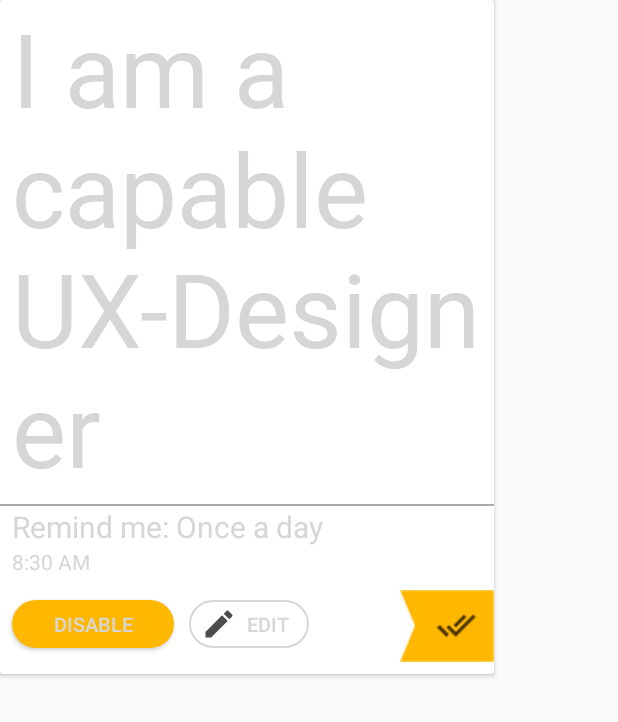
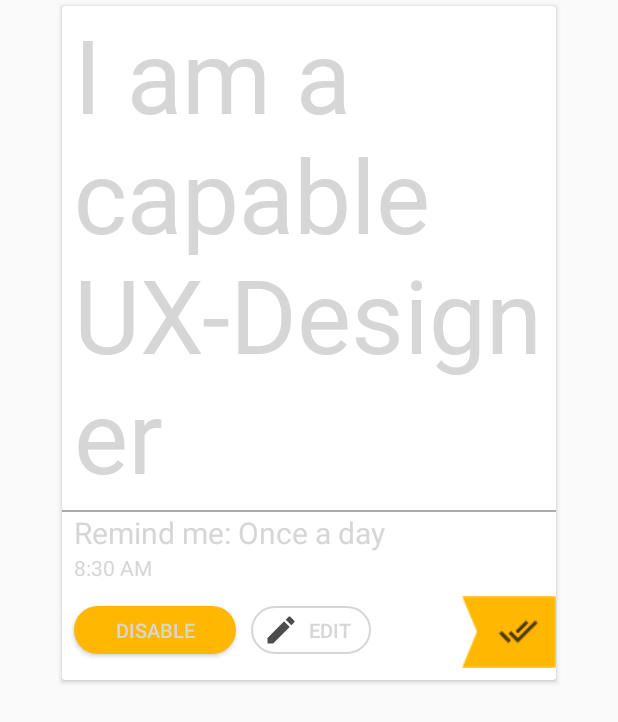
Before and after one commit to Chr1stianSutter/ThirdIteration_MobA_Affirmate, an Android app: the layout card_view_blueprint.xml on its own in the app's theme, with its tools: preview values and no code run, on a phone screen of 412 x 824 dp. Shown: the top 722 px of the screen. Run offline under Robolectric (Android 15) with nearby library versions, the phone set to English and light mode, and no system bars; Roboto replaces fonts that are not available here.

Commit message:
Fixed CardSize, Added DisableButton dummy fuctionality

```diff
--- a/app/src/main/res/layout/card_view_blueprint.xml
+++ b/app/src/main/res/layout/card_view_blueprint.xml
@@ -18,10 +18,14 @@
     <android.support.v7.widget.CardView
         android:id="@+id/cardView2"
         android:layout_width="329dp"
+        android:layout_height="wrap_content"
+        android:layout_marginEnd="8dp"
+        android:layout_marginStart="8dp"
+        android:layout_marginTop="4dp"
         android:elevation="8dp"
-        android:layout_height="wrap_content"
-        tools:layout_editor_absoluteX="0dp"
-        tools:layout_editor_absoluteY="16dp">
+        app:layout_constraintEnd_toEndOf="parent"
+        app:layout_constraintStart_toStartOf="parent"
+        app:layout_constraintTop_toTopOf="parent">
 
         <LinearLayout
             android:id="@+id/outerLinearLayout1"
@@ -33,15 +37,15 @@
                 android:id="@+id/TextViewMakeBold"
                 android:layout_width="match_parent"
                 android:layout_height="336dp"
+                android:autoSizeMaxTextSize="100sp"
+                android:autoSizeMinTextSize="12sp"
+                android:autoSizeStepGranularity="2sp"
+                android:autoSizeTextType="uniform"
+
                 android:fontFamily="@font/montserrat"
                 android:paddingStart="8dp"
                 android:text="@string/first_affirmation"
                 android:textColor="@color/color70black"
-
-                android:autoSizeTextType="uniform"
-                android:autoSizeMinTextSize="12sp"
-                android:autoSizeMaxTextSize="100sp"
-                android:autoSizeStepGranularity="2sp"
 
                 android:textSize="64sp" />
 
@@ -79,8 +83,8 @@
                     style="@style/Widget.AppCompat.Button.Colored"
                     android:layout_width="108dp"
                     android:layout_height="32dp"
+                    android:layout_marginLeft="4dp"
                     android:layout_marginTop="10dp"
-                    android:layout_marginLeft="4dp"
                     android:background="@drawable/custom_button_shape"
                     android:text="@string/Disable_Button_Name"
                     android:textColor="@color/color70black"
```
Also changed, not shown: app/src/main/java/com/example/christian/thirditeration_moba_affirmate/MainActivity.java (+45 -1 lines), app/src/main/java/com/example/christian/thirditeration_moba_affirmate/RVAdapter.java (+30 -3 lines), app/src/main/res/layout/app_bar_main.xml (+5 -4 lines).
